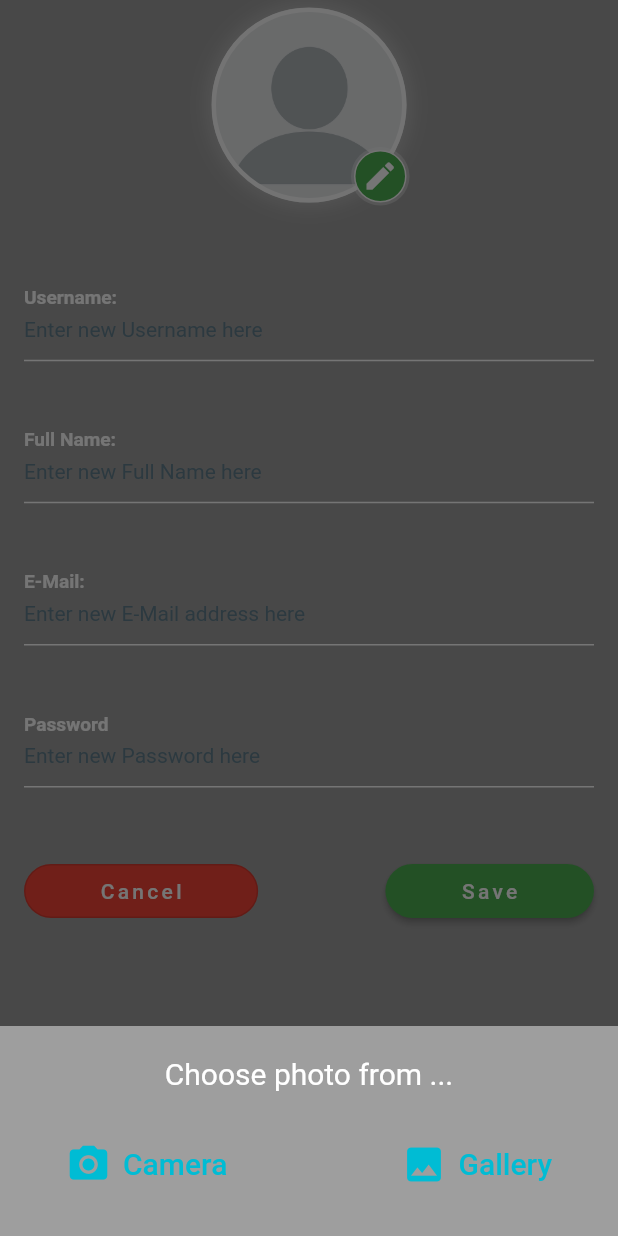
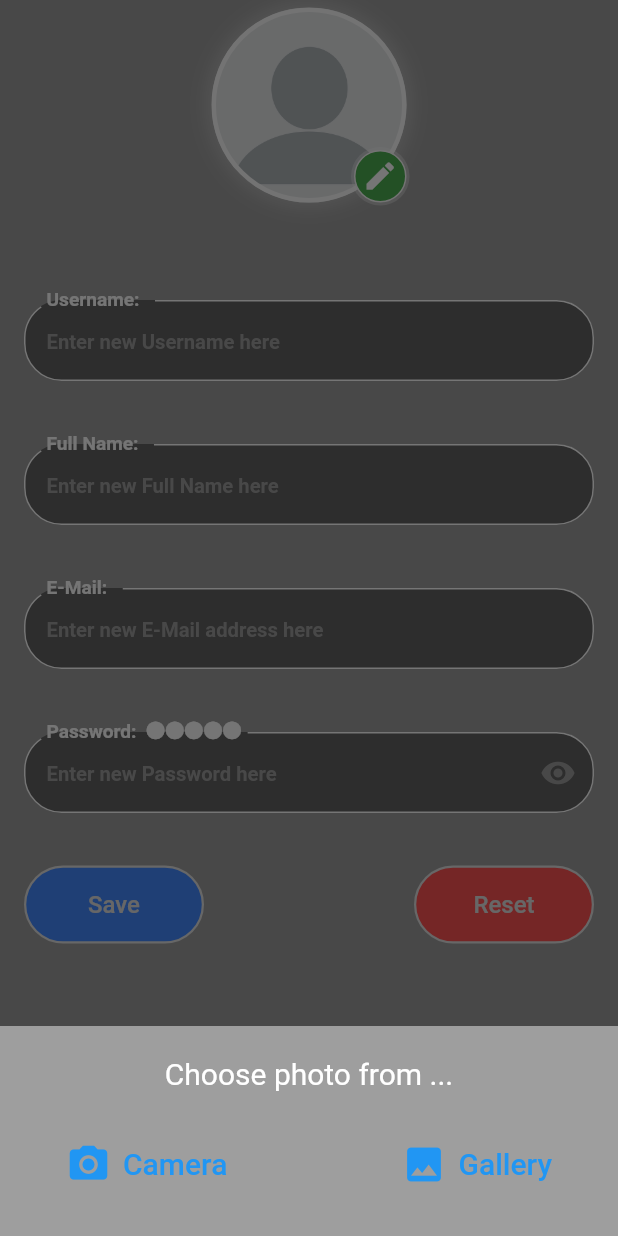
Before and after one commit to Str4wF4b/StreaMe, a Flutter app: the EditProfilePage screen opened directly with empty values, after a tap on the "edit" icon, on a phone screen of 412 x 824 dp. Run offline on Flutter 3.47's test engine with Material 2 defaults, Android fonts, the phone set to English and light mode, and no system bars; our stand-ins replace another_flutter_splash_screen, appinio_swiper, auto_size_text, cached_network_image, cloud_firestore, firebase_auth and 9 more; missing offline and left inert: autoscale_tabbarview, expand_widget; accounts and stored records are empty; network calls fail.

Commit message:
new TextField for edit_profile_page.dart

```diff
--- a/lib/android/app/src/pages/others/edit_profile_page.dart
+++ b/lib/android/app/src/pages/others/edit_profile_page.dart
@@ -4,6 +4,8 @@ import 'package:firebase_auth/firebase_auth.dart';
 import 'package:flutter/material.dart';
 import 'package:image_picker/image_picker.dart';
 import 'package:stream_me/android/app/src/utils/images.dart';
+import 'package:stream_me/android/app/src/widgets/global/selection_button.dart';
+import '../../widgets/features/edit_text-field.dart';
 
 class EditProfilePage extends StatefulWidget {
   final Color backgroundColor;
@@ -29,7 +31,7 @@ class _EditProfilePageState extends State<EditProfilePage> {
       backgroundColor: widget.backgroundColor,
       body: Container(
         color: widget.backgroundColor,
-        padding: const EdgeInsetsDirectional.fromSTEB(0.0, 5.0, 0.0, 0.0),
+        padding: const EdgeInsetsDirectional.only(top: 5.0),
         child: GestureDetector(
           onTap: () {
             FocusScope.of(context).unfocus();
@@ -106,17 +108,21 @@ class _EditProfilePageState extends State<EditProfilePage> {
               ),
               const SizedBox(
                 //spacing between profile picture and text field
-                height: 46,
+                height: 58,
               ),
-              buildTextFields("Username: ", "Enter new Username here", false, "${widget.user?.displayName}"),
-              buildTextFields("Full Name: ", "Enter new Full Name here", false, "${widget.user?.displayName}"),
-              buildTextFields("E-Mail: ", "Enter new E-Mail address here", false, "${widget.user?.email}"),
-              buildTextFields("Password", "Enter new Password here", true, ""),
-              Row(
+              EditTextField(labelText: "Username: ", placeholder: "Enter new Username here", isPassword: false, userInput: "${widget.user?.displayName}"),
+              EditTextField(labelText: "Full Name: ", placeholder: "Enter new Full Name here", isPassword: false, userInput: "${widget.user?.displayName}"),
+              EditTextField(labelText: "E-Mail: ", placeholder: "Enter new E-Mail address here", isPassword: false, userInput: "${widget.user?.email}"),
+              const EditTextField(labelText: "Password: ", placeholder: "Enter new Password here", isPassword: true, userInput: "●●●●●"),
+              Padding(
+                padding: const EdgeInsets.only(left: 16.0, right: 16.0),
+                child: Row(
                   mainAxisAlignment: MainAxisAlignment.spaceBetween,
                   //setting space between buttons cancel and save
                   children: [
-                  Padding(
+                    SelectionButton(onTap: () {}, color: Colors.blueAccent, label: "Save"),
+                    SelectionButton(onTap: () {}, color: Colors.redAccent, label: "Reset"),
+                    /*Padding(
                       padding: const EdgeInsetsDirectional.fromSTEB(
                           16.0, 10.0, 0.0, 0.0),
                       child: OutlinedButton(
@@ -164,59 +170,13 @@ class _EditProfilePageState extends State<EditProfilePage> {
                               color: Colors.white,
                             ),
                           )),
-                  )
+                    )*/
                   ],
+                ),
               )
             ],
           ),
         ),
-      ),
-    );
-  }
-
-  Padding buildTextFields(
-      String labelText, String placeholder, bool isPassword, String userInput) {
-    return Padding(
-      padding: const EdgeInsetsDirectional.fromSTEB(16.0, 0.0, 16.0, 35.0),
-      child: TextField(
-        //text fields for input
-        style: const TextStyle(
-          //style of written input
-          color: Colors.blueAccent,
-        ),
-        obscureText: isPassword ? widget.showPassword : false,
-        decoration: InputDecoration(
-          //style of label
-            suffixIcon: isPassword //show password icon
-                ? IconButton(
-              onPressed: () {
-                setState(() {
-                  widget.showPassword =
-                  !widget.showPassword; //switch between showing and not showing password
-                });
-              },
-              icon: widget.showPassword ? const Icon(Icons.visibility, color: Colors.grey) : const Icon(Icons.visibility_off, color: Colors.grey),/*const Icon(
-                      Icons.remove_red_eye,
-                      color: Colors.grey,
-                    ),*/
-            )
-                : null,
-            floatingLabelBehavior: FloatingLabelBehavior.always,
-            //input labels are always open
-            labelText: "$labelText ${userInput}",
-            labelStyle: const TextStyle(
-              color: Colors.white,
-              fontSize: 17,
-              fontWeight: FontWeight.bold,
-            ),
-            enabledBorder: const UnderlineInputBorder(
-                borderSide: BorderSide(color: Colors.white)),
-            hintText: placeholder,
-            //style of placeholder
-            hintStyle: const TextStyle(
-              fontSize: 14,
-              color: Colors.blueGrey,
-            )),
       ),
     );
   }
@@ -252,7 +212,7 @@ class _EditProfilePageState extends State<EditProfilePage> {
                   icon: const Icon(
                     Icons.camera_alt,
                     size: 30,
-                    color: Colors.cyan,
+                    color: Colors.blue,
                   ),
                   onPressed: () {
                     takePhoto(ImageSource.camera);
@@ -261,7 +221,7 @@ class _EditProfilePageState extends State<EditProfilePage> {
                     'Camera',
                     style: TextStyle(
                       fontSize: 20,
-                      color: Colors.cyan,
+                      color: Colors.blue,
                     ),
                   ),
                 ),
@@ -273,7 +233,7 @@ class _EditProfilePageState extends State<EditProfilePage> {
                   icon: const Icon(
                     Icons.image,
                     size: 30,
-                    color: Colors.cyan,
+                    color: Colors.blue,
                   ),
                   onPressed: () {
                     takePhoto(ImageSource.gallery);
@@ -282,7 +242,7 @@ class _EditProfilePageState extends State<EditProfilePage> {
                     'Gallery',
                     style: TextStyle(
                       fontSize: 20,
-                      color: Colors.cyan,
+                      color: Colors.blue,
                     ),
                   ),
                 ),
--- /dev/null
+++ b/lib/android/app/src/widgets/features/edit_text-field.dart
@@ -0,0 +1,84 @@
+import 'package:flutter/material.dart';
+import 'package:stream_me/android/app/src/utils/color_palette.dart';
+
+class EditTextField extends StatefulWidget {
+  final String labelText;
+  final String placeholder;
+  final bool isPassword;
+  final String userInput;
+
+  const EditTextField(
+      {super.key,
+      required this.labelText,
+      required this.placeholder,
+      required this.isPassword,
+      required this.userInput});
+
+  @override
+  State<EditTextField> createState() => _EditTextFieldState();
+}
+
+class _EditTextFieldState extends State<EditTextField> {
+  bool showPassword = true;
+  ColorPalette color = ColorPalette();
+
+  @override
+  Widget build(BuildContext context) {
+    return Padding(
+      padding: const EdgeInsetsDirectional.fromSTEB(16.0, 7.0, 16.0, 35.0),
+      child: TextField(
+        style: TextStyle(
+          fontWeight: FontWeight.bold,
+          fontSize: 15,
+          color: Colors.grey.shade100,
+        ),
+        obscureText: widget.isPassword ? showPassword : false,
+        decoration: InputDecoration(
+            //style of label
+            suffixIcon: widget.isPassword //show password icon
+                ? IconButton(
+                    onPressed: () {
+                      setState(() {
+                        showPassword =
+                            !showPassword; //switch between showing and not showing password
+                      });
+                    },
+                    icon: showPassword
+                        ? const Icon(Icons.visibility, color: Colors.grey)
+                        : const Icon(Icons.visibility_off,
+                            color: Colors
+                                .grey), /*const Icon(
+                      Icons.remove_red_eye,
+                      color: Colors.grey,
+                    ),*/
+                  )
+                : null,
+            floatingLabelBehavior: FloatingLabelBehavior.always,
+            //input labels are always open
+            labelText: "${widget.labelText} ${widget.userInput}",
+            labelStyle: const TextStyle(
+              color: Colors.white,
+              fontSize: 17,
+              fontWeight: FontWeight.bold,
+            ),
+            //enabledBorder: const UnderlineInputBorder(
+            //    borderSide: BorderSide(color: Colors.white)),
+            enabledBorder: OutlineInputBorder(
+                borderSide: const BorderSide(color: Colors.white),
+                borderRadius: BorderRadius.circular(25.0)),
+            focusedBorder: OutlineInputBorder(
+                borderSide: const BorderSide(color: Colors.blueAccent),
+                borderRadius: BorderRadius.circular(25.0)),
+            filled: true,
+            fillColor: Colors.black38,
+            hintText: widget.placeholder,
+            //style of placeholder
+            hintStyle: const TextStyle(
+              fontSize: 13.5,
+              color: Colors.grey,
+            ),
+            contentPadding: const EdgeInsets.fromLTRB(15.0, 18.0, 15.0, 18.0)),
+      ),
+    );
+  }
+}
```
Also changed, not shown: lib/android/app/src/pages/others/filter.dart (+8 -44 lines). Lines whose indentation alone changed are shown as unchanged.
